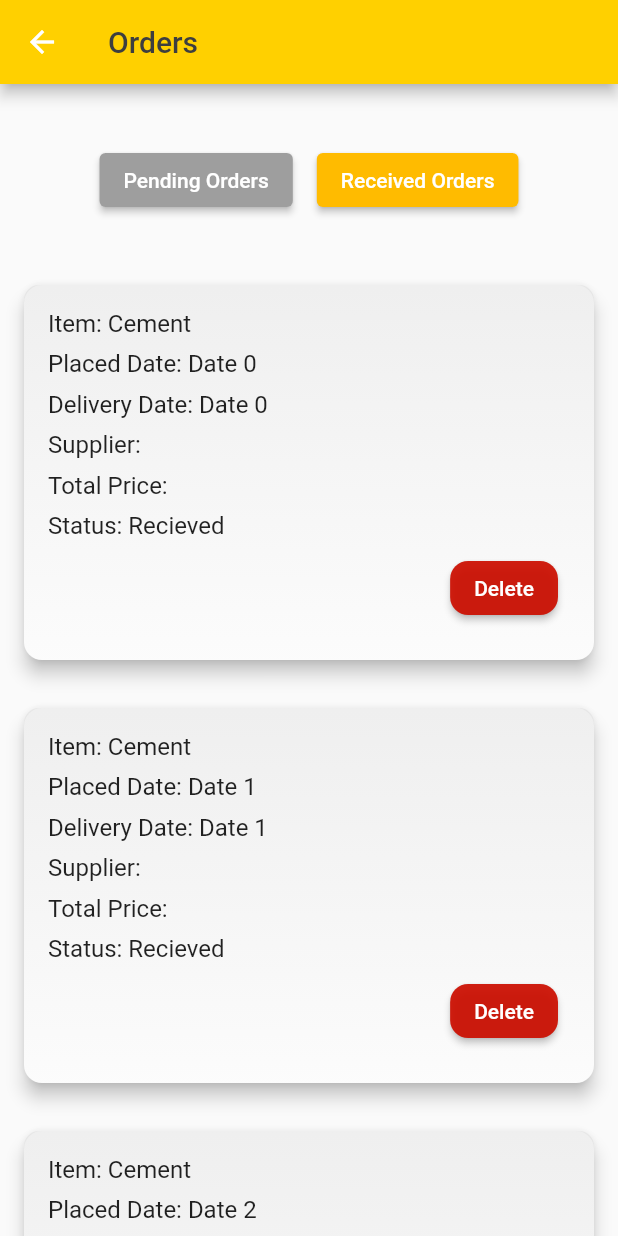
After one commit to TNjo/SSD_Group_Assignment, a Flutter app: the SMOrdersPage screen opened by its route, scrolled down 395 dp, after a tap on "Received Orders", on a phone screen of 412 x 824 dp. The commit adds this screen. Run offline on Flutter 3.47's test engine with Material 2 defaults, Android fonts, the phone set to English and light mode, and no system bars; our stand-ins replace device_preview, google_fonts, motion_tab_bar_v2; missing offline and left inert: searchbar_animation; Roboto replaces fonts that are missing (OpenSans).

Commit message:
orders page created

```diff
--- /dev/null
+++ b/mobile/lib/components/sm_pendingcard.dart
@@ -0,0 +1,112 @@
+import 'package:flutter/material.dart';
+
+class PendingOrdersCard extends StatefulWidget {
+  const PendingOrdersCard({super.key});
+
+  @override
+  State<PendingOrdersCard> createState() => _PendingOrdersCardState();
+}
+
+class _PendingOrdersCardState extends State<PendingOrdersCard> {
+  @override
+  Widget build(BuildContext context) {
+    return ListView.builder(
+      itemCount: /* Number of pending orders */ 5,
+      itemBuilder: (context, index) {
+        return Card(
+          margin: EdgeInsets.all(16.0),
+          elevation: 5, // Add shadow
+          shape: RoundedRectangleBorder(
+            borderRadius: BorderRadius.circular(12.0), // Add corner radius
+          ),
+          child: Container(
+            decoration: BoxDecoration(
+              borderRadius: BorderRadius.circular(10.0),
+              gradient: const LinearGradient(
+                begin: Alignment.topCenter,
+                end: Alignment.bottomCenter,
+                colors: [
+                  Color.fromARGB(108, 217, 217, 217),
+                  Color.fromARGB(22, 217, 217, 217),
+                ], // Define your gradient colors
+              ),
+            ),
+            child: Padding(
+              padding: EdgeInsets.all(16.0),
+              child: Column(
+                crossAxisAlignment: CrossAxisAlignment.start,
+                children: [
+                  Container(
+                    margin: EdgeInsets.only(
+                        bottom: 8.0), // Add space between Text widgets
+                    child: const Text(
+                      'Items: Cement,Sand',
+                      style: TextStyle(
+                        fontSize: 16.0,
+                      ),
+                      textAlign: TextAlign.left,
+                    ),
+                  ),
+                  Container(
+                    margin: EdgeInsets.only(
+                        bottom: 8.0), // Add space between Text widgets
+                    child: Text(
+                      'Placed Date: Date $index',
+                      style: const TextStyle(
+                        fontSize: 16.0,
+                        //fontWeight: FontWeight.bold,
+                      ),
+                      textAlign: TextAlign.left, // Align text to the left
+                    ),
+                  ),
+                  Container(
+                  margin: EdgeInsets.only(bottom: 8.0), // Add space between Text widgets
+                  child: Text(
+                    'Status: Pending',
+                    style: TextStyle(
+                      fontSize: 16.0,
+                      //fontWeight: FontWeight.bold,
+                    ),
+                    textAlign: TextAlign.left, // Align text to the left
+                  ),
+                  ),
+                  ButtonBar(
+                    children: [
+                      ElevatedButton(
+                        onPressed: () {
+                          // View pending order logic
+                        },
+                        style: ElevatedButton.styleFrom(
+                          //backgroundColor: Color.fromARGB(255, 255, 174, 0), // Custom button color
+                          backgroundColor: Color.fromARGB(255, 93, 142, 189),
+                          shape: RoundedRectangleBorder(
+                            borderRadius: BorderRadius.circular(
+                                12.0), // Add corner radius
+                          ),
+                        ),
+                        child: Text('View'),
+                      ),
+                      ElevatedButton(
+                        onPressed: () {
+                          // Cancel pending order logic
+                        },
+                        style: ElevatedButton.styleFrom(
+                          backgroundColor: Color.fromARGB(237, 204, 14, 0), // Custom button color
+                          shape: RoundedRectangleBorder(
+                            borderRadius: BorderRadius.circular(
+                                12.0), // Add corner radius
+                          ),
+                        ),
+                        child: Text('Cancel'),
+                      ),
+                    ],
+                  )
+                ],
+              ),
+            ),
+          ),
+        );
+      },
+    );
+  }
+}
--- /dev/null
+++ b/mobile/lib/components/sm_recievedcard.dart
@@ -0,0 +1,135 @@
+import 'package:flutter/material.dart';
+
+class ReceivedOrdersCard extends StatefulWidget {
+  const ReceivedOrdersCard({super.key});
+
+  @override
+  State<ReceivedOrdersCard> createState() => _ReceivedOrdersCardState();
+}
+
+class _ReceivedOrdersCardState extends State<ReceivedOrdersCard> {
+
+  @override
+  Widget build(BuildContext context) {
+    return ListView.builder(
+      itemCount: /* Number of pending orders */ 5,
+      itemBuilder: (context, index) {
+        return Card(
+          margin: EdgeInsets.all(16.0),
+          elevation: 5, // Add shadow
+          shape: RoundedRectangleBorder(
+            borderRadius: BorderRadius.circular(12.0), // Add corner radius
+          ),
+          child: Container(
+            decoration: BoxDecoration(
+              borderRadius: BorderRadius.circular(10.0),
+              gradient: const LinearGradient(
+                begin: Alignment.topCenter,
+                end: Alignment.bottomCenter,
+                colors: [
+                  Color.fromARGB(108, 217, 217, 217),
+                  Color.fromARGB(22, 217, 217, 217),
+                ], // Define your gradient colors
+              ),
+            ),
+            child: Padding(
+              padding: EdgeInsets.all(16.0),
+              child: Column(
+                crossAxisAlignment: CrossAxisAlignment.start,
+                children: [
+                  Container(
+                    margin: EdgeInsets.only(
+                        bottom: 8.0), // Add space between Text widgets
+                    child: const Text(
+                      'Item: Cement',
+                      style: TextStyle(
+                        fontSize: 16.0,
+                      ),
+                      textAlign: TextAlign.left,
+                    ),
+                  ),
+                  Container(
+                    margin: EdgeInsets.only(
+                        bottom: 8.0),
+                    child: Text(
+                      'Placed Date: Date $index',
+                      style: const TextStyle(
+                        fontSize: 16.0,
+                        //fontWeight: FontWeight.bold,
+                      ),
+                      textAlign: TextAlign.left,
+                    ),
+                  ),
+                  Container(
+                    margin: EdgeInsets.only(
+                        bottom: 8.0),
+                    child: Text(
+                      'Delivery Date: Date $index',
+                      style: const TextStyle(
+                        fontSize: 16.0,
+                        //fontWeight: FontWeight.bold,
+                      ),
+                      textAlign: TextAlign.left,
+                    ),
+                  ),
+                  Container(
+                    margin: EdgeInsets.only(
+                        bottom: 8.0),
+                    child: Text(
+                      'Supplier:',
+                      style: const TextStyle(
+                        fontSize: 16.0,
+                        //fontWeight: FontWeight.bold,
+                      ),
+                      textAlign: TextAlign.left,
+                    ),
+                  ),
+                  Container(
+                  margin: EdgeInsets.only(bottom: 8.0),
+                  child:Text(
+                    'Total Price: ',
+                    style: const TextStyle(
+                      fontSize: 16.0,
+                      //fontWeight: FontWeight.bold,
+                    ),
+                    textAlign: TextAlign.left,
+                  ),
+                  ),
+                  Container(
+                  // margin: EdgeInsets.only(bottom: 8.0),
+                  child: Text(
+                    'Status: Recieved',
+                    style: TextStyle(
+                      fontSize: 16.0,
+                      //fontWeight: FontWeight.bold,
+                    ),
+                    textAlign: TextAlign.left,
+                  ),
+                  ),
+                  ButtonBar(
+                    children: [
+                      ElevatedButton(
+                        onPressed: () {
+                          // Cancel pending order logic
+                        },
+                        style: ElevatedButton.styleFrom(
+                          backgroundColor: Color.fromARGB(
+                              237, 204, 14, 0), // Custom button color
+                          shape: RoundedRectangleBorder(
+                            borderRadius: BorderRadius.circular(
+                                12.0), // Add corner radius
+                          ),
+                        ),
+                        child: Text('Delete'),
+                      ),
+                    ],
+                  )
+                ],
+              ),
+            ),
+          ),
+        );
+      },
+    );
+  }
+}
--- a/mobile/lib/sm_orderspage.dart
+++ b/mobile/lib/sm_orderspage.dart
@@ -1,15 +1,88 @@
 import 'package:flutter/material.dart';
+import 'package:mobile/components/sm_pendingcard.dart';
+import 'package:mobile/components/sm_recievedcard.dart';
 
 class SMOrdersPage extends StatefulWidget {
-  const SMOrdersPage({super.key});
-
   @override
-  State<SMOrdersPage> createState() => _SMOrdersPageState();
+  _SMOrdersPageState createState() => _SMOrdersPageState();
 }
 
 class _SMOrdersPageState extends State<SMOrdersPage> {
+  bool showPendingOrders = true; // Initially, show pending orders
+
   @override
   Widget build(BuildContext context) {
-    return const Placeholder();
+    return Scaffold(
+      appBar: AppBar(
+        title: const Text(
+          "Orders",
+          style: TextStyle(
+            fontFamily: 'OpenSans',
+            color: Color.fromARGB(255, 61, 62, 63),
+          ),
+        ),
+        backgroundColor: const Color.fromARGB(255, 255, 208, 0),
+        leading: Builder(
+          builder: (BuildContext context) {
+            return IconButton(
+              icon: const Icon(Icons.arrow_back), // Add a back button icon
+              onPressed: () {
+                // Navigate back to the previous screen when the button is pressed
+                Navigator.pop(context);
+              },
+            );
+          },
+        ),
+      ),
+      body: Column(
+        children: [
+          const SizedBox(height: 40.0),
+          Row(
+            mainAxisAlignment: MainAxisAlignment.center,
+            children: [
+              ElevatedButton(
+                onPressed: () {
+                  setState(() {
+                    showPendingOrders = true;
+                  });
+                },
+                style: ButtonStyle(
+                  backgroundColor: showPendingOrders
+                      ? MaterialStateProperty.all( Color.fromARGB(255, 255, 187, 0),)
+                      : MaterialStateProperty.all(Colors.grey),
+        //               side: MaterialStateProperty.all(
+        //   BorderSide(
+        //     color: Colors.black, // Border color
+        //     width: 2.0, // Border width
+        //   ),
+        // ),
+                ),
+                child: Text('Pending Orders'),
+              ),
+              SizedBox(width: 16.0),
+              ElevatedButton(
+                onPressed: () {
+                  setState(() {
+                    showPendingOrders = false;
+                  });
+                },
+                style: ButtonStyle(
+                  backgroundColor: showPendingOrders
+                      ? MaterialStateProperty.all(Colors.grey)
+                      :  MaterialStateProperty.all( Color.fromARGB(255, 255, 187, 0),)
+                ),
+                child: Text('Received Orders'),
+              ),
+            ],
+          ),
+          const SizedBox(height: 30.0),
+          Expanded(
+            child: showPendingOrders
+                ? PendingOrdersCard()
+                : ReceivedOrdersCard(),
+          ),
+        ],
+      ),
+    );
   }
 }
```
